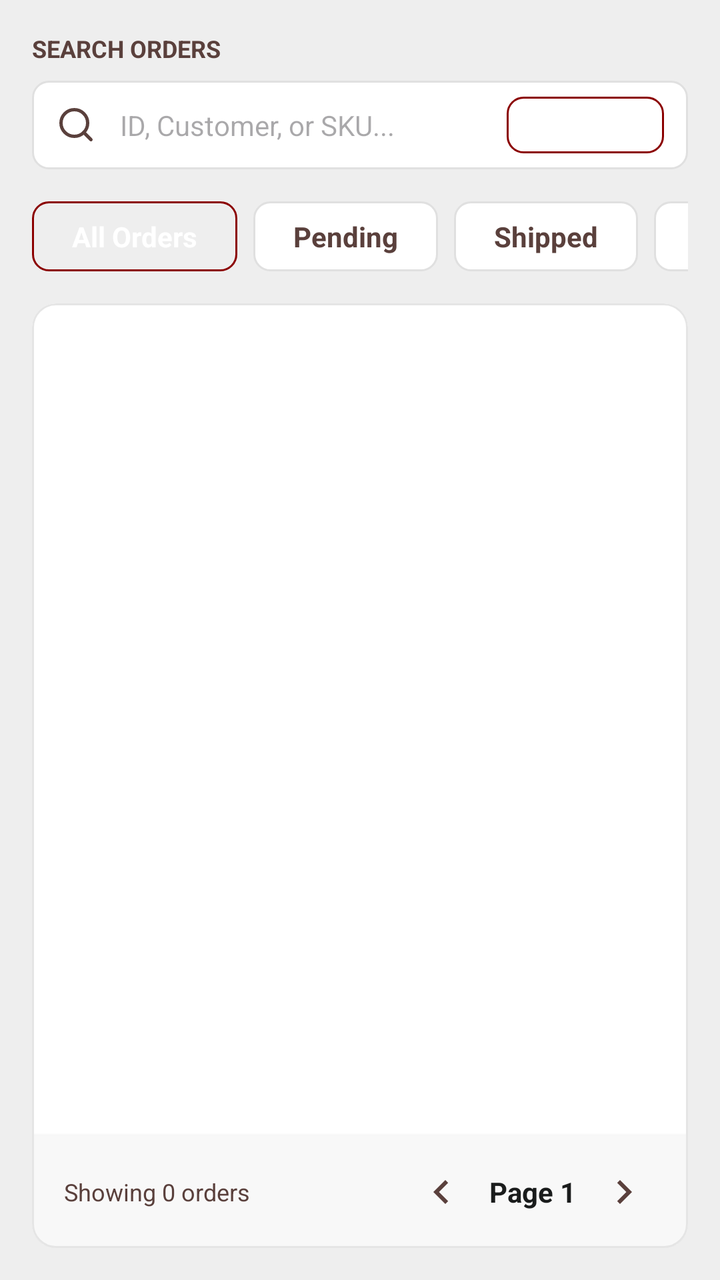
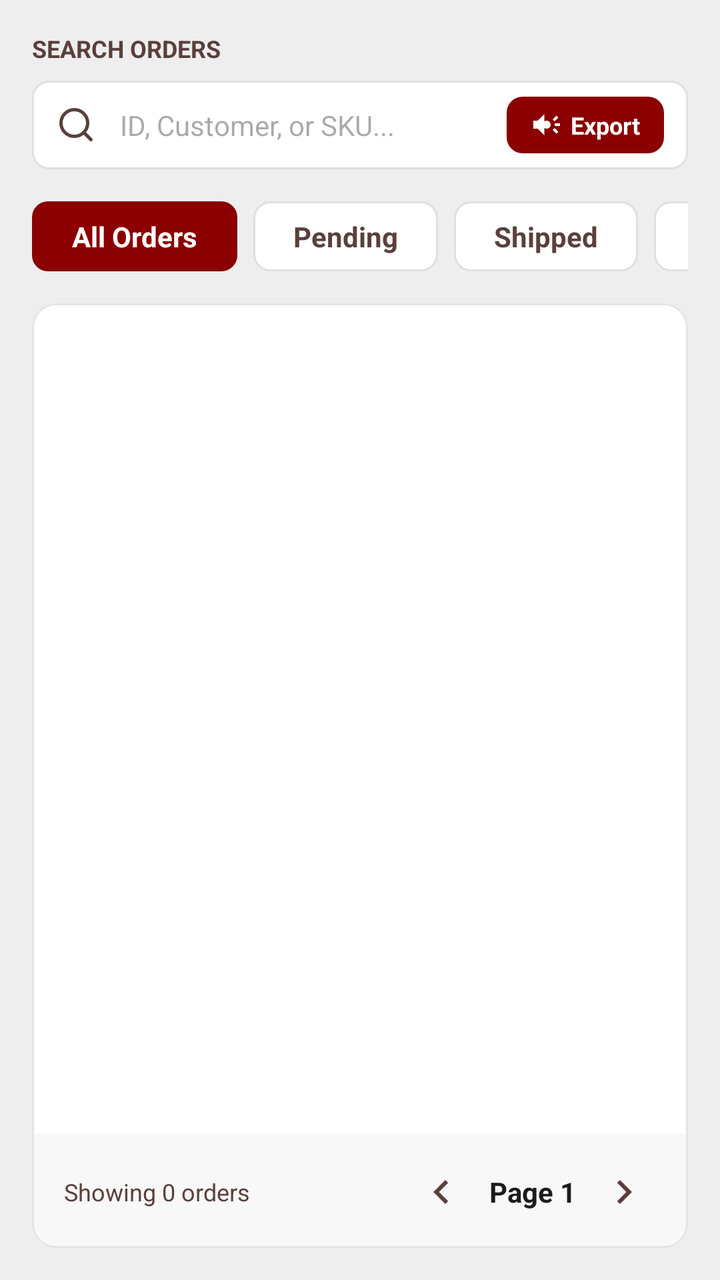

Compare the two renders of this Android layout. The source of the first and the diff that turns it into the second are given below.
<!-- AndroidManifest.xml: application theme Theme.TirTirMCommerce -->
<!-- res/layout/fragment_admin_orders.xml -->
<?xml version="1.0" encoding="utf-8"?>
<LinearLayout xmlns:android="http://schemas.android.com/apk/res/android"
    xmlns:app="http://schemas.android.com/apk/res-auto"
    android:layout_width="match_parent"
    android:layout_height="match_parent"
    android:background="@color/tirtir_bg_gray"
    android:orientation="vertical"
    android:padding="16dp">

    
    <TextView
        android:layout_width="wrap_content"
        android:layout_height="wrap_content"
        android:text="SEARCH ORDERS"
        android:textColor="@color/tirtir_text_secondary"
        android:textSize="12sp"
        android:textStyle="bold"
        android:layout_marginBottom="8dp" />

    <LinearLayout
        android:layout_width="match_parent"
        android:layout_height="wrap_content"
        android:orientation="horizontal"
        android:gravity="center_vertical"
        android:background="@drawable/bg_rounded_white_card"
        android:paddingHorizontal="12dp"
        android:paddingVertical="8dp"
        android:layout_marginBottom="16dp">

        <ImageView
            android:layout_width="20dp"
            android:layout_height="20dp"
            android:src="@drawable/ic_search"
            app:tint="@color/tirtir_text_secondary" />

        <EditText
            android:id="@+id/etAdminSearchOrders"
            android:layout_width="0dp"
            android:layout_height="wrap_content"
            android:layout_weight="1"
            android:background="@null"
            android:hint="ID, Customer, or SKU..."
            android:paddingHorizontal="12dp"
            android:textColor="@color/tirtir_black"
            android:textSize="14sp"
            android:maxLines="1"
            android:inputType="text" />

        <LinearLayout
            android:id="@+id/btnAdminExport"
            android:layout_width="wrap_content"
            android:layout_height="wrap_content"
            android:background="@drawable/bg_rounded_border"
            android:backgroundTint="@color/tirtir_red_primary"
            android:paddingHorizontal="12dp"
            android:paddingVertical="6dp"
            android:clickable="true"
            android:focusable="true"
            android:gravity="center_vertical"
            android:orientation="horizontal">

            <ImageView
                android:layout_width="16dp"
                android:layout_height="16dp"
                android:src="@drawable/ic_admin_campaign"
                app:tint="@color/tirtir_white"
                android:layout_marginEnd="4dp" />
                

            <TextView
                android:layout_width="wrap_content"
                android:layout_height="wrap_content"
                android:text="Export"
                android:textColor="@color/tirtir_white"
                android:textSize="12sp"
                android:textStyle="bold" />
        </LinearLayout>
    </LinearLayout>

    
    <HorizontalScrollView
        android:layout_width="match_parent"
        android:layout_height="wrap_content"
        android:scrollbars="none"
        android:layout_marginBottom="16dp">

        <LinearLayout
            android:layout_width="wrap_content"
            android:layout_height="wrap_content"
            android:orientation="horizontal">

            
            <TextView
                android:id="@+id/filterAll"
                android:layout_width="wrap_content"
                android:layout_height="wrap_content"
                android:text="All Orders"
                android:textColor="@color/tirtir_white"
                android:textSize="14sp"
                android:textStyle="bold"
                android:background="@drawable/bg_rounded_border"
                android:backgroundTint="@color/tirtir_red_primary"
                android:paddingHorizontal="20dp"
                android:paddingVertical="8dp"
                android:layout_marginEnd="8dp" />

            
            <TextView
                android:id="@+id/filterPending"
                android:layout_width="wrap_content"
                android:layout_height="wrap_content"
                android:text="Pending"
                android:textColor="@color/tirtir_text_secondary"
                android:textSize="14sp"
                android:textStyle="bold"
                android:background="@drawable/bg_rounded_white_card"
                android:paddingHorizontal="20dp"
                android:paddingVertical="8dp"
                android:layout_marginEnd="8dp" />

            <TextView
                android:id="@+id/filterShipped"
                android:layout_width="wrap_content"
                android:layout_height="wrap_content"
                android:text="Shipped"
                android:textColor="@color/tirtir_text_secondary"
                android:textSize="14sp"
                android:textStyle="bold"
                android:background="@drawable/bg_rounded_white_card"
                android:paddingHorizontal="20dp"
                android:paddingVertical="8dp"
                android:layout_marginEnd="8dp" />

            <TextView
                android:id="@+id/filterDelivered"
                android:layout_width="wrap_content"
                android:layout_height="wrap_content"
                android:text="Delivered"
                android:textColor="@color/tirtir_text_secondary"
                android:textSize="14sp"
                android:textStyle="bold"
                android:background="@drawable/bg_rounded_white_card"
                android:paddingHorizontal="20dp"
                android:paddingVertical="8dp"
                android:layout_marginEnd="8dp" />

            <TextView
                android:id="@+id/filterCancelled"
                android:layout_width="wrap_content"
                android:layout_height="wrap_content"
                android:text="Cancelled"
                android:textColor="@color/tirtir_text_secondary"
                android:textSize="14sp"
                android:textStyle="bold"
                android:background="@drawable/bg_rounded_white_card"
                android:paddingHorizontal="20dp"
                android:paddingVertical="8dp" />
        </LinearLayout>
    </HorizontalScrollView>

    
    <com.google.android.material.card.MaterialCardView
        android:layout_width="match_parent"
        android:layout_height="0dp"
        android:layout_weight="1"
        app:cardBackgroundColor="@color/tirtir_white"
        app:cardCornerRadius="12dp"
        app:cardElevation="0dp"
        app:strokeWidth="1dp"
        app:strokeColor="@color/tirtir_outline_variant">

        <LinearLayout
            android:layout_width="match_parent"
            android:layout_height="match_parent"
            android:orientation="vertical">

            <FrameLayout
                android:layout_width="match_parent"
                android:layout_height="0dp"
                android:layout_weight="1">

                <androidx.recyclerview.widget.RecyclerView
                    android:id="@+id/rvAdminOrders"
                    android:layout_width="match_parent"
                    android:layout_height="match_parent"
                    android:clipToPadding="false"
                    android:paddingBottom="16dp" />

                <ProgressBar
                    android:id="@+id/progressAdminOrders"
                    android:layout_width="wrap_content"
                    android:layout_height="wrap_content"
                    android:layout_gravity="center"
                    android:visibility="gone" />

                <TextView
                    android:id="@+id/tvAdminOrdersEmpty"
                    android:layout_width="wrap_content"
                    android:layout_height="wrap_content"
                    android:layout_gravity="center"
                    android:text="No orders found"
                    android:textColor="@color/tirtir_text_secondary"
                    android:visibility="gone" />
            </FrameLayout>

            
            <LinearLayout
                android:layout_width="match_parent"
                android:layout_height="wrap_content"
                android:background="@color/tirtir_surface_container"
                android:paddingHorizontal="16dp"
                android:paddingVertical="12dp"
                android:orientation="horizontal"
                android:gravity="center_vertical"
                android:elevation="4dp">

                <TextView
                    android:id="@+id/tvOrderCount"
                    android:layout_width="0dp"
                    android:layout_height="wrap_content"
                    android:layout_weight="1"
                    android:text="Showing 0 orders"
                    android:textColor="@color/tirtir_text_secondary"
                    android:textSize="12sp" />

                <ImageButton
                    android:layout_width="32dp"
                    android:layout_height="32dp"
                    android:background="?attr/selectableItemBackgroundBorderless"
                    android:src="@drawable/ic_chevron_left"
                    app:tint="@color/tirtir_text_secondary" />

                <TextView
                    android:layout_width="wrap_content"
                    android:layout_height="wrap_content"
                    android:text="Page 1"
                    android:textColor="@color/tirtir_black"
                    android:textSize="14sp"
                    android:textStyle="bold"
                    android:layout_marginHorizontal="8dp" />

                <ImageButton
                    android:layout_width="32dp"
                    android:layout_height="32dp"
                    android:background="?attr/selectableItemBackgroundBorderless"
                    android:src="@drawable/ic_chevron_right"
                    app:tint="@color/tirtir_text_secondary" />
            </LinearLayout>

        </LinearLayout>
    </com.google.android.material.card.MaterialCardView>

</LinearLayout>
<!-- resources referenced by this layout -->
<resources>
  <color name="tirtir_bg_gray">#EEEEEE</color>
  <color name="tirtir_black">#1A1C1C</color>
  <color name="tirtir_outline_variant">#E5E5E5</color>
  <color name="tirtir_red_primary">#8B0000</color>
  <color name="tirtir_surface_container">#F8F8F8</color>
  <color name="tirtir_text_secondary">#5A403C</color>
  <color name="tirtir_white">#FFFFFF</color>
  <!-- drawable bg_rounded_border (drawable) -->
  <?xml version="1.0" encoding="utf-8"?>
  <shape xmlns:android="http://schemas.android.com/apk/res/android"
      android:shape="rectangle">
      <solid android:color="@android:color/transparent" />
      <stroke
          android:width="1dp"
          android:color="#E0E0E0" />
      <corners android:radius="8dp" />
  </shape>
  <!-- drawable bg_rounded_white_card (drawable) -->
  <?xml version="1.0" encoding="utf-8"?>
  <shape xmlns:android="http://schemas.android.com/apk/res/android"
      android:shape="rectangle">
      <solid android:color="#FFFFFF" />
      <stroke
          android:width="1dp"
          android:color="#E0E0E0" />
      <corners android:radius="8dp" />
  </shape>
  <!-- drawable ic_admin_campaign (drawable) -->
  <vector xmlns:android="http://schemas.android.com/apk/res/android"
      android:width="24dp"
      android:height="24dp"
      android:viewportWidth="24"
      android:viewportHeight="24"
      android:tint="?attr/colorControlNormal">
      <path
          android:fillColor="@android:color/white"
          android:pathData="M18,11v2h4v-2H18zM16.5,15.92l2.83,2.83l1.41,-1.41l-2.83,-2.83L16.5,15.92zM19.33,5.25l-2.83,2.83l1.41,1.41l2.83,-2.83L19.33,5.25zM15,12c0,-1.66 -1.34,-3 -3,-3c-1.66,0 -3,1.34 -3,3c0,1.66 1.34,3 3,3C13.66,15 15,13.66 15,12zM2,9v6h3.28l5,5V4L5.28,9H2z"/>
  </vector>
  <!-- drawable ic_chevron_left (drawable) -->
  <vector xmlns:android="http://schemas.android.com/apk/res/android"
      android:width="24dp"
      android:height="24dp"
      android:viewportWidth="24"
      android:viewportHeight="24"
      android:tint="?attr/colorControlNormal">
    <path
        android:fillColor="@android:color/white"
        android:pathData="M15.41,7.41L14,6l-6,6 6,6 1.41,-1.41L10.83,12z"/>
  </vector>
  <!-- drawable ic_chevron_right (drawable) -->
  <vector xmlns:android="http://schemas.android.com/apk/res/android"
      android:width="24dp"
      android:height="24dp"
      android:viewportWidth="24"
      android:viewportHeight="24"
      android:tint="#999999">
    <path
        android:fillColor="@android:color/white"
        android:pathData="M10,6L8.59,7.41 13.17,12l-4.58,4.59L10,18l6,-6z"/>
  </vector>
  <!-- drawable ic_search (drawable) -->
  <?xml version="1.0" encoding="utf-8"?>
  <vector xmlns:android="http://schemas.android.com/apk/res/android"
      android:width="24dp"
      android:height="24dp"
      android:viewportWidth="24"
      android:viewportHeight="24">
      <path
          android:strokeWidth="2"
          android:strokeColor="@android:color/black"
          android:strokeLineCap="round"
          android:strokeLineJoin="round"
          android:fillColor="@android:color/transparent"
          android:pathData="M11,19A8,8 0 1,0 11,3A8,8 0 0,0 11,19Z" />
      <path
          android:strokeWidth="2"
          android:strokeColor="@android:color/black"
          android:strokeLineCap="round"
          android:strokeLineJoin="round"
          android:fillColor="@android:color/transparent"
          android:pathData="M21,21L16.65,16.65" />
  </vector>
  <style name="Theme.TirTirMCommerce" parent="Base.Theme.TirTirMCommerce" />
  <color name="tirtir_red_dark">#610000</color>
  <color name="tirtir_red_surface">#FFF4F3</color>
  <color name="tirtir_off_white">#F9F9F9</color>
  <color name="tirtir_error">#D32F2F</color>
  <!-- unchanged entries left out for length: 1 -->
</resources>

<!-- the commit's change to res/layout/fragment_admin_orders.xml (unified diff, before → after) -->
@@ -50,7 +50,7 @@
             android:id="@+id/btnAdminExport"
             android:layout_width="wrap_content"
             android:layout_height="wrap_content"
-            android:background="@drawable/bg_rounded_border"
+            android:background="@drawable/bg_rounded_solid"
             android:backgroundTint="@color/tirtir_red_primary"
             android:paddingHorizontal="12dp"
             android:paddingVertical="6dp"
@@ -98,7 +98,7 @@
                 android:textColor="@color/tirtir_white"
                 android:textSize="14sp"
                 android:textStyle="bold"
-                android:background="@drawable/bg_rounded_border"
+                android:background="@drawable/bg_rounded_solid"
                 android:backgroundTint="@color/tirtir_red_primary"
                 android:paddingHorizontal="20dp"
                 android:paddingVertical="8dp"
<!-- resource entries referenced after the edit -->
@@ -7,14 +7,11 @@
   <color name="tirtir_surface_container">#F8F8F8</color>
   <color name="tirtir_text_secondary">#5A403C</color>
   <color name="tirtir_white">#FFFFFF</color>
-  <!-- drawable bg_rounded_border (drawable) -->
+  <!-- drawable bg_rounded_solid (drawable) -->
   <?xml version="1.0" encoding="utf-8"?>
   <shape xmlns:android="http://schemas.android.com/apk/res/android"
       android:shape="rectangle">
-      <solid android:color="@android:color/transparent" />
-      <stroke
-          android:width="1dp"
-          android:color="#E0E0E0" />
+      <solid android:color="@color/tirtir_white" />
       <corners android:radius="8dp" />
   </shape>
   <!-- drawable bg_rounded_white_card (drawable) -->
